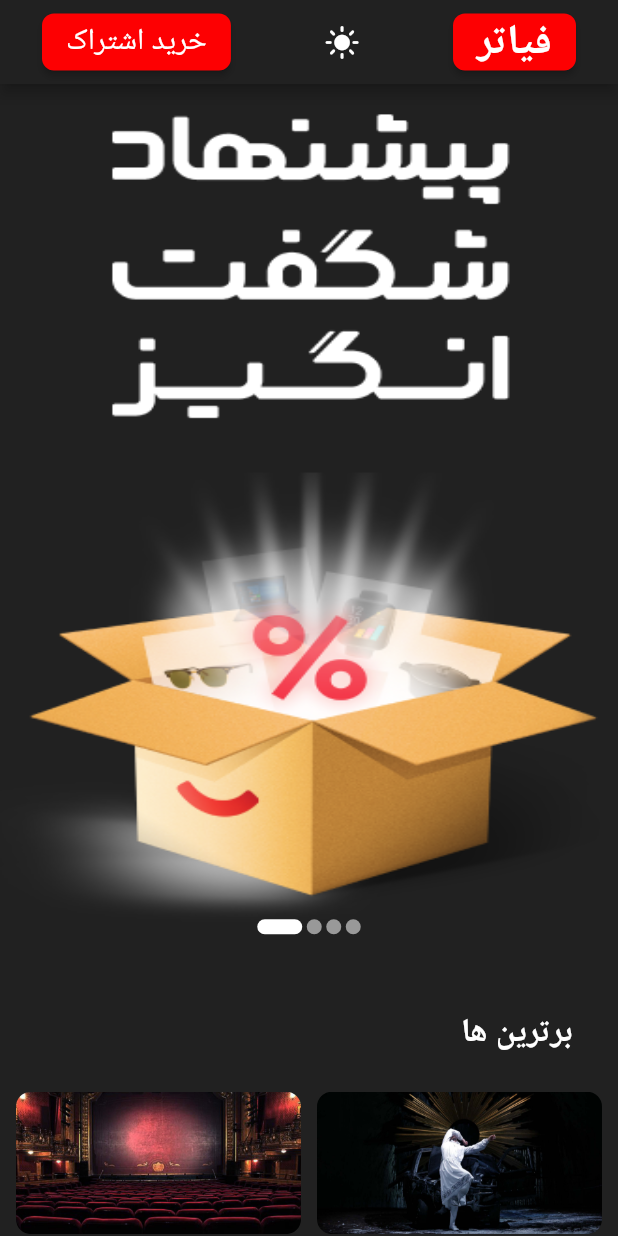
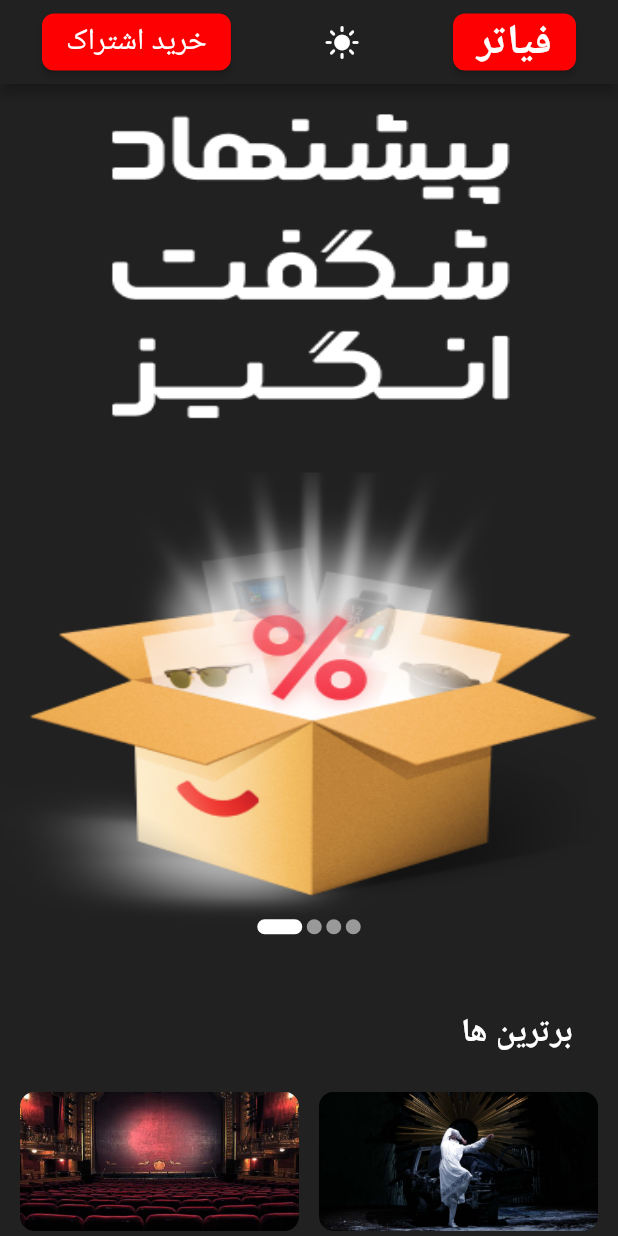
Before and after one commit to ashkan-k/fiattre_flutter, a Flutter app: the screen it shows after launch, on a phone screen of 412 x 824 dp. Run offline on Flutter 3.47's test engine with Material 2 defaults, Android fonts, the phone set to English and light mode, and no system bars; drawn by our look-alikes of smooth_page_indicator; our stand-ins replace cached_network_image, dio, google_fonts, progress_indicators, shimmer; network calls fail.

Commit message:
complete services and init home page Best Categories box

```diff
--- a/lib/pages/home_page.dart
+++ b/lib/pages/home_page.dart
@@ -136,6 +136,7 @@ class _HomePageState extends State<HomePage> {
               children: [
                 Padding(
                   padding: const EdgeInsets.only(top: 25),
+                  child: SizedBox(
                     child: Row(
                       mainAxisAlignment: MainAxisAlignment.spaceEvenly,
                       children: [
@@ -144,7 +145,7 @@ class _HomePageState extends State<HomePage> {
                             children: [
                               ClipRRect(
                                 borderRadius: BorderRadius.all(Radius.circular(10)),
-                              child: Image.asset(best_items_images![0][1].toString(), fit: BoxFit.fill, width: 190),
+                                child: Image.asset(best_items_images![0][1].toString(), fit: BoxFit.fill, width: width / 2 - 20),
                               ),
 
                               Padding(
@@ -166,7 +167,7 @@ class _HomePageState extends State<HomePage> {
                             children: [
                               ClipRRect(
                                 borderRadius: BorderRadius.all(Radius.circular(10)),
-                              child: Image.asset(best_items_images![1][1].toString(), fit: BoxFit.fill, width: 190),
+                                child: Image.asset(best_items_images![1][1].toString(), fit: BoxFit.fill, width: width / 2 - 20),
                               ),
 
                               Padding(
@@ -186,6 +187,7 @@ class _HomePageState extends State<HomePage> {
                       ],
                     ),
                   ),
+                ),
 
                 Padding(
                   padding: const EdgeInsets.only(top: 15),
@@ -197,7 +199,7 @@ class _HomePageState extends State<HomePage> {
                           children: [
                             ClipRRect(
                               borderRadius: BorderRadius.all(Radius.circular(10)),
-                              child: Image.asset(best_items_images![0][1].toString(), fit: BoxFit.fill, width: 190),
+                              child: Image.asset(best_items_images![0][1].toString(), fit: BoxFit.fill, width: width / 2 - 20),
                             ),
 
                             Padding(
@@ -219,7 +221,7 @@ class _HomePageState extends State<HomePage> {
                           children: [
                             ClipRRect(
                               borderRadius: BorderRadius.all(Radius.circular(10)),
-                              child: Image.asset(best_items_images![1][1].toString(), fit: BoxFit.fill, width: 190),
+                              child: Image.asset(best_items_images![1][1].toString(), fit: BoxFit.fill, width: width / 2 - 20),
                             ),
 
                             Padding(
```
Lines whose indentation alone changed are shown as unchanged.
